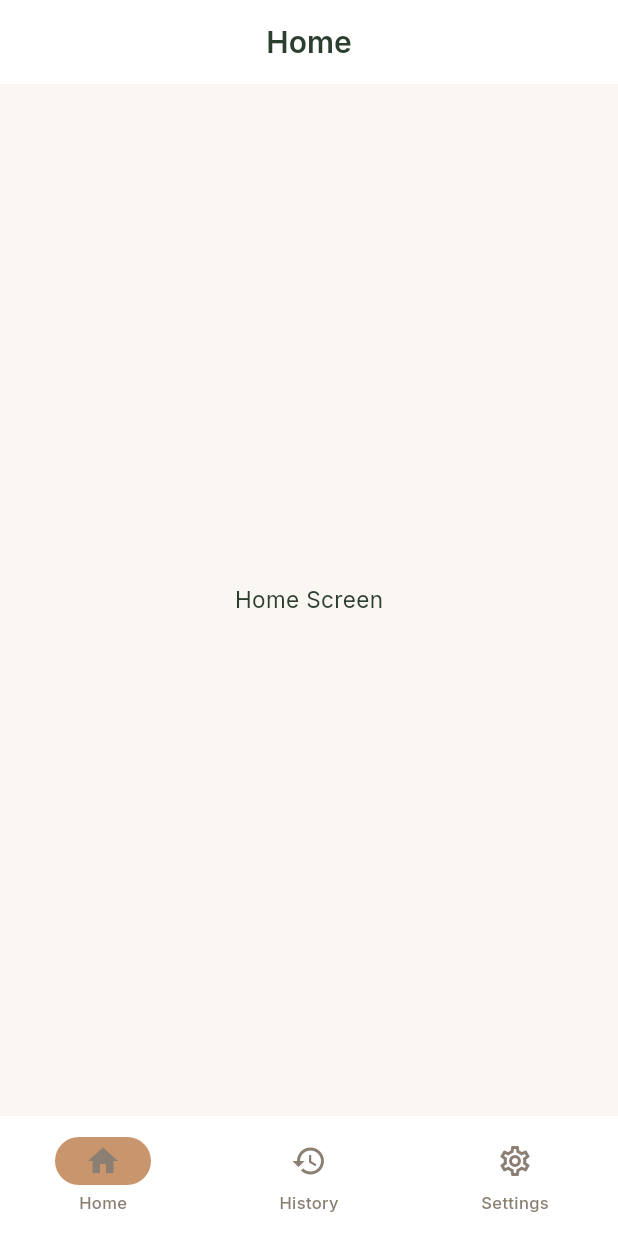
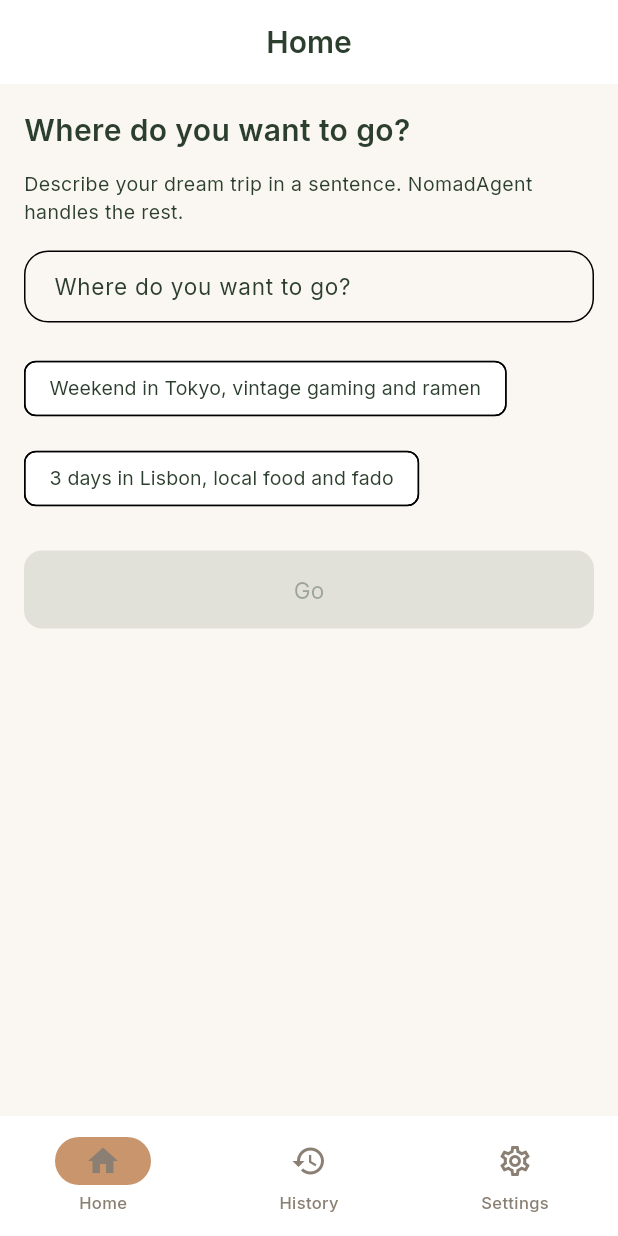
Before and after one commit to RusithHansana/nomad-agent, a Flutter app: the screen it shows after launch, on a phone screen of 412 x 824 dp. Run offline on Flutter 3.47's test engine with Material 3 defaults, Android fonts, the phone set to English and light mode, and no system bars; our stand-ins replace dio, flutter_riverpod, go_router, google_fonts; statements that could not run were skipped.

Commit message:
feat: implement prompt input and suggestion chips for itinerary generation

```diff
--- a/app/lib/core/router/app_router.dart
+++ b/app/lib/core/router/app_router.dart
@@ -62,7 +62,10 @@ final GoRouter appRouter = GoRouter(
     GoRoute(
       path: AppRoutes.generate,
       parentNavigatorKey: _rootNavigatorKey,
-      builder: (context, state) => const GenerationScreen(),
+      builder: (context, state) {
+        final prompt = state.extra as String?;
+        return GenerationScreen(prompt: prompt ?? '');
+      },
     ),
     GoRoute(
       path: AppRoutes.itinerary,
--- a/app/lib/features/home/home_screen.dart
+++ b/app/lib/features/home/home_screen.dart
@@ -1,14 +1,113 @@
 import 'package:flutter/material.dart';
+import 'package:go_router/go_router.dart';
 
-/// Placeholder screen for the Home tab.
-class HomeScreen extends StatelessWidget {
+import '../../core/constants/app_spacing.dart';
+import '../../core/router/app_router.dart';
+import '../../core/theme/app_colors.dart';
+import '../../core/theme/app_typography.dart';
+import 'widgets/prompt_input.dart';
+import 'widgets/suggestion_chips.dart';
+
+/// Home screen prompt entry for starting itinerary generation.
+class HomeScreen extends StatefulWidget {
   const HomeScreen({super.key});
 
   @override
+  State<HomeScreen> createState() => _HomeScreenState();
+}
+
+class _HomeScreenState extends State<HomeScreen> {
+  final TextEditingController _promptController = TextEditingController();
+  bool _isSubmitting = false;
+
+  bool get _canSubmit =>
+      _promptController.text.trim().isNotEmpty && !_isSubmitting;
+
+  void _handleSuggestionTap(String suggestion) {
+    _promptController.text = suggestion;
+    _promptController.selection = TextSelection.collapsed(
+      offset: suggestion.length,
+    );
+    setState(() {});
+  }
+
+  void _handleSubmit() {
+    if (!_canSubmit) {
+      return;
+    }
+
+    final prompt = _promptController.text.trim();
+    setState(() {
+      _isSubmitting = true;
+    });
+
+    Future.microtask(() {
+      if (!mounted) {
+        return;
+      }
+      context.go(AppRoutes.generate, extra: prompt);
+    });
+  }
+
+  @override
+  void dispose() {
+    _promptController.dispose();
+    super.dispose();
+  }
+
+  @override
   Widget build(BuildContext context) {
+    final theme = Theme.of(context);
+
     return Scaffold(
       appBar: AppBar(title: const Text('Home')),
-      body: const Center(child: Text('Home Screen')),
+      body: SafeArea(
+        child: SingleChildScrollView(
+          padding: const EdgeInsets.all(AppSpacing.md),
+          child: Column(
+            crossAxisAlignment: CrossAxisAlignment.stretch,
+            children: [
+              Text(
+                'Where do you want to go?',
+                style: AppTypography.h2(color: theme.colorScheme.onSurface),
+              ),
+              const SizedBox(height: AppSpacing.sm),
+              Text(
+                'Describe your dream trip in a sentence. NomadAgent handles the rest.',
+                style: AppTypography.bodySmall(
+                  color: theme.colorScheme.onSurface,
+                ),
+              ),
+              const SizedBox(height: AppSpacing.md),
+              PromptInput(
+                controller: _promptController,
+                enabled: !_isSubmitting,
+                onChanged: (_) => setState(() {}),
+              ),
+              const SizedBox(height: AppSpacing.md),
+              SuggestionChips(
+                onSuggestionSelected: _handleSuggestionTap,
+              ),
+              const SizedBox(height: AppSpacing.xl),
+              ElevatedButton(
+                onPressed: _canSubmit ? _handleSubmit : null,
+                style: ElevatedButton.styleFrom(
+                  backgroundColor: AppColors.secondary,
+                  foregroundColor: AppColors.onSecondary,
+                  minimumSize: const Size.fromHeight(52),
+                ),
+                child: _isSubmitting
+                    ? const SizedBox(
+                        width: 20,
+                        height: 20,
+                        child: CircularProgressIndicator(strokeWidth: 2),
+                      )
+                    : const Text('Go'),
+              ),
+            ],
+          ),
+        ),
+      ),
     );
   }
 }
--- /dev/null
+++ b/app/lib/features/home/widgets/prompt_input.dart
@@ -0,0 +1,40 @@
+import 'package:flutter/material.dart';
+
+import '../../../core/constants/app_spacing.dart';
+import '../../../core/theme/app_typography.dart';
+
+/// Reusable prompt input field for the Home screen.
+class PromptInput extends StatelessWidget {
+  const PromptInput({
+    required this.controller,
+    required this.enabled,
+    required this.onChanged,
+    super.key,
+  });
+
+  final TextEditingController controller;
+  final bool enabled;
+  final ValueChanged<String> onChanged;
+
+  @override
+  Widget build(BuildContext context) {
+    final theme = Theme.of(context);
+
+    return SizedBox(
+      height: 52,
+      child: TextField(
+        controller: controller,
+        enabled: enabled,
+        decoration: InputDecoration(
+          hintText: 'Where do you want to go?',
+          border: OutlineInputBorder(
+            borderRadius: BorderRadius.circular(AppSpacing.md),
+          ),
+          contentPadding: const EdgeInsets.symmetric(horizontal: AppSpacing.md),
+        ),
+        style: AppTypography.body(color: theme.colorScheme.onSurface),
+        onChanged: onChanged,
+      ),
+    );
+  }
+}
--- /dev/null
+++ b/app/lib/features/home/widgets/suggestion_chips.dart
@@ -0,0 +1,31 @@
+import 'package:flutter/material.dart';
+
+import '../../../core/constants/app_spacing.dart';
+
+/// Suggestion chips for quick prompt entry on the Home screen.
+class SuggestionChips extends StatelessWidget {
+  const SuggestionChips({required this.onSuggestionSelected, super.key});
+
+  final ValueChanged<String> onSuggestionSelected;
+
+  static const List<String> suggestions = [
+    'Weekend in Tokyo, vintage gaming and ramen',
+    '3 days in Lisbon, local food and fado',
+  ];
+
+  @override
+  Widget build(BuildContext context) {
+    return Wrap(
+      spacing: AppSpacing.sm,
+      runSpacing: AppSpacing.sm,
+      children: suggestions
+          .map(
+            (suggestion) => ActionChip(
+              label: Text(suggestion),
+              onPressed: () => onSuggestionSelected(suggestion),
+            ),
+          )
+          .toList(growable: false),
+    );
+  }
+}
```
Also changed, not shown: app/lib/features/generation/generation_screen.dart (+19 -2 lines), 1 other file.
